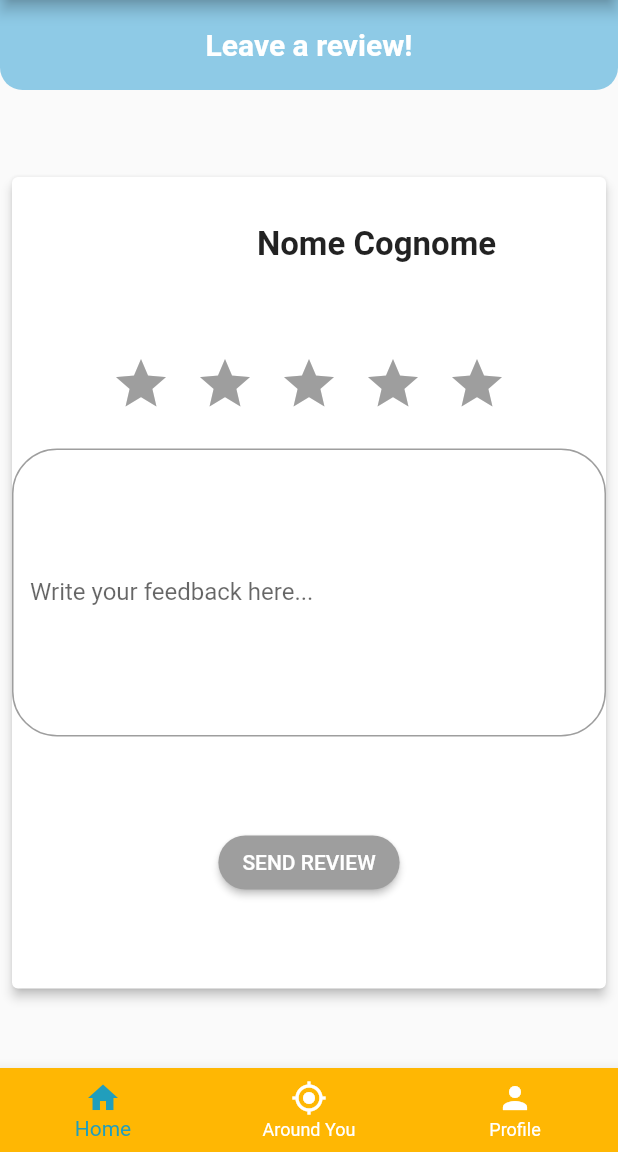
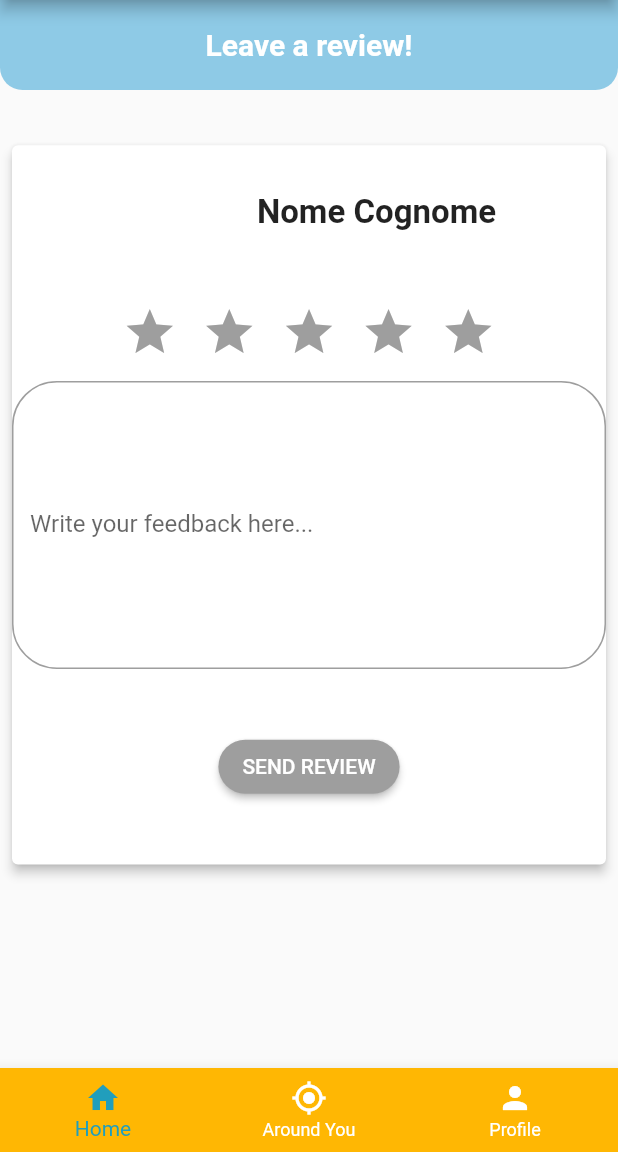
Before and after one commit to cliziam/GPSaveME, a Flutter app: the GiveReview screen opened directly, on a phone screen of 412 x 824 dp, the part 84-1236 px from its top. Run offline on Flutter 3.47's test engine with Material 2 defaults, Android fonts, the phone set to English and light mode, and no system bars; our stand-ins replace carousel_slider, firebase_core, firebase_storage, google_maps_flutter, image_picker, location and 1 more; missing offline and left inert: nfc_manager, phone_form_field, qr_code_scanner, shake; accounts and stored records are empty.

Commit message:
fixed qr scanning + proportions givereview

```diff
--- a/lib/models/Status.dart
+++ b/lib/models/Status.dart
@@ -4,10 +4,12 @@
 //import 'package:first_prj/main.dart';
 
 class Status {
+  static bool qrScanned = false;
   static bool waitingHelp = false;
   static bool helpAccepted = false;
   static bool waitingAcceptOrRefuse = false;
   static bool proposalAccepted = false;
+
 
   static bool areAllFalse() {
     return !waitingHelp &&
--- a/lib/screens/GenerateQR.dart
+++ b/lib/screens/GenerateQR.dart
@@ -1,10 +1,12 @@
 // ignore_for_file: file_names, prefer_const_constructors, unrelated_type_equality_checks
 
+import 'package:first_prj/screens/GiveReview.dart';
 import 'package:first_prj/screens/ScanQrPage.dart';
 import 'package:first_prj/screens/SignUpNumber.dart';
 import 'package:flutter/material.dart';
 import 'package:first_prj/main.dart';
 import 'package:qr_flutter/qr_flutter.dart';
+import '../models/Status.dart';
 
 // ignore: must_be_immutable
 class GenerateQR extends StatefulWidget {
@@ -45,7 +47,7 @@ class _GenerateQR extends State<GenerateQR> {
           ),
         ],
       ),
-      body: Column(
+      body: Status.qrScanned ? GiveReview() : Column(
         children: [
           Container(
             height: 60.0,
--- a/lib/screens/GiveReview.dart
+++ b/lib/screens/GiveReview.dart
@@ -63,7 +63,7 @@ class _GiveReview extends State<GiveReview> {
               ],
             ),
           ),
-          Padding(padding: EdgeInsets.only(top: 50)),
+          Padding(padding: EdgeInsets.only(top: deviceHeight * 0.035)),
           Card(
             elevation: 3,
             margin: EdgeInsets.all(8.0),
@@ -83,12 +83,12 @@ class _GiveReview extends State<GiveReview> {
                       ))
                 ],
               ),
-              Padding(padding: EdgeInsets.fromLTRB(0, 10, 0, 10)),
+              Padding(padding: EdgeInsets.fromLTRB(0, deviceHeight * 0.005, 0, deviceHeight * 0.005)),
               Row(mainAxisAlignment: MainAxisAlignment.center, children: [
                 for (var i = 0; i < 5; i++)
                   IconButton(
                     icon: Icon(Icons.star),
-                    iconSize: 40,
+                    iconSize: deviceHeight * 0.045,
                     color: stars[i]
                         ? Color.fromARGB(255, 244, 197, 11)
                         : Colors.grey,
@@ -99,7 +99,7 @@ class _GiveReview extends State<GiveReview> {
                     },
                   )
               ]),
-              Padding(padding: EdgeInsets.fromLTRB(0, 10, 0, 5)),
+              Padding(padding: EdgeInsets.fromLTRB(0, deviceHeight * 0.005, 0, deviceHeight * 0.002)),
               TextField(
                   maxLines: 8,
                   decoration: InputDecoration(
@@ -112,7 +112,7 @@ class _GiveReview extends State<GiveReview> {
                       review = value;
                     });
                   }),
-              Padding(padding: EdgeInsets.fromLTRB(0, 30, 0, 30)),
+              Padding(padding: EdgeInsets.fromLTRB(0, deviceHeight * 0.025, 0, deviceHeight * 0.025)),
               ElevatedButton(
                 style: ElevatedButton.styleFrom(
                   primary: review == "" ? Colors.grey : Colors.green,
@@ -123,7 +123,7 @@ class _GiveReview extends State<GiveReview> {
                 onPressed: () => {},
                 child: const Text('SEND REVIEW'),
               ),
-              Padding(padding: EdgeInsets.fromLTRB(0, 30, 0, 30)),
+              Padding(padding: EdgeInsets.fromLTRB(0, deviceHeight * 0.025, 0, deviceHeight * 0.025)),
             ]),
           )
         ],
--- a/lib/screens/OtpSent.dart
+++ b/lib/screens/OtpSent.dart
@@ -1,4 +1,5 @@
 // ignore_for_file: file_names
+import 'package:first_prj/screens/GiveReview.dart';
 import 'package:flutter/material.dart';
 import 'package:first_prj/screens/HomePage.dart';
 import '../models/AlertDialogPending.dart';
@@ -108,7 +109,7 @@ class _OtpSentPageState extends State<OtpSent> {
                               if (!mounted) return;
                               if (widget.otpTyped == widget.generatedOtp) {
                                 Navigator.of(context).push(MaterialPageRoute(
-                                    builder: (context) => const HomePage()));
+                                    builder: (context) => const GiveReview()));
                               } else {
                                 //print(widget.otpTyped);
                                 //print(widget.generatedOtp);
```
Also changed, not shown: lib/screens/ScanQrPage.dart (+7 -0 lines), flutter_03.png (added).
